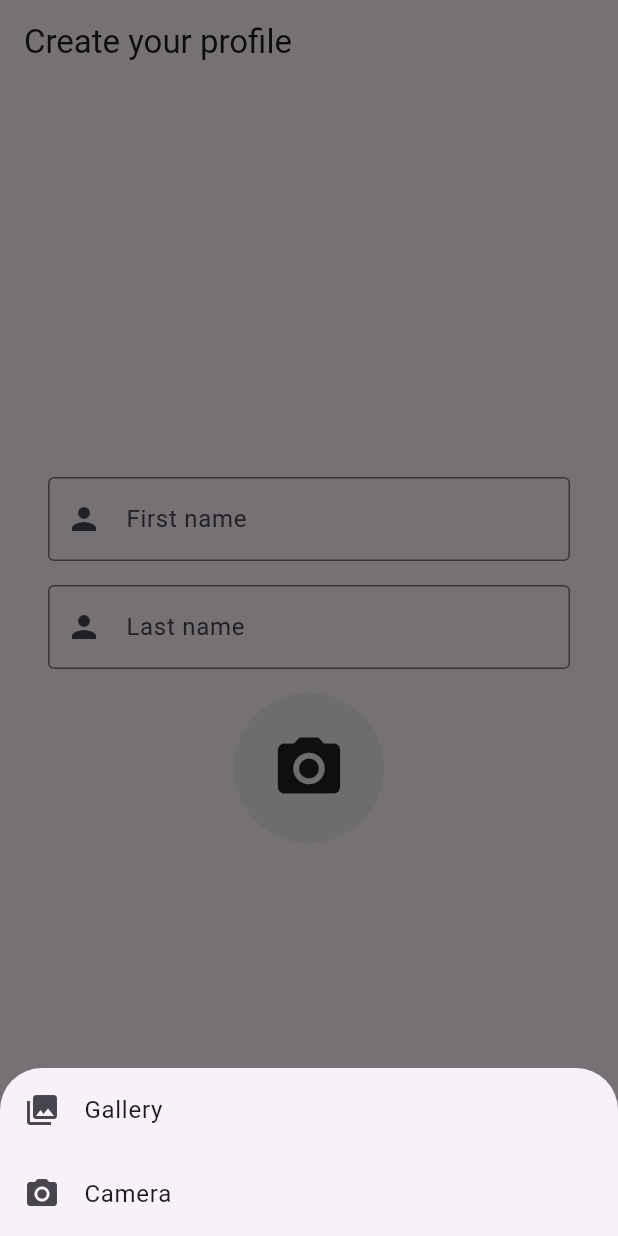
After one commit to armaan65/segpfull, a Flutter app: the CreateProfile screen opened directly, after a tap on the "camera alt" icon, on a phone screen of 412 x 824 dp. The commit adds this screen. Run offline on Flutter 3.47's test engine with Material 3 defaults, Android fonts, the light colour scheme and no system bars; our stand-ins replace appwrite, flutter_svg, image_picker.

Commit message:
Added profile page

```diff
--- /dev/null
+++ b/lib/screens/create_profile.dart
@@ -0,0 +1,136 @@
+import 'package:flutter/material.dart';
+import 'package:segpnew/screens/chat.dart';
+import 'package:appwrite/appwrite.dart';
+import 'package:segpnew/appwrite/auth_api.dart';
+import 'package:segpnew/screens/login_page.dart';
+import 'package:segpnew/screens/register_page.dart';
+import 'package:flutter/material.dart';
+import 'package:flutter_svg/flutter_svg.dart';
+import 'package:provider/provider.dart';
+import 'package:image_picker/image_picker.dart';
+import 'dart:io';
+
+class CreateProfile extends StatefulWidget {
+  const CreateProfile({Key? key}) : super(key:key);
+
+  @override
+  _CreateProfileState createState() => _CreateProfileState();
+}
+
+class _CreateProfileState extends State<CreateProfile> {
+  final firstNameController = TextEditingController();
+  final lastNameController = TextEditingController();
+  File? profileImage;
+
+  @override
+  Widget build(BuildContext context){
+    return Scaffold(
+      appBar: AppBar(
+        title: const Text('Create your profile'),
+      ),
+      body: Center(
+        child: Padding(
+          padding: const EdgeInsets.all(32.0),
+          child: Column(
+            mainAxisAlignment: MainAxisAlignment.center,
+            crossAxisAlignment: CrossAxisAlignment.stretch,
+            children: [
+              TextField(
+                controller: firstNameController,
+                decoration: const InputDecoration(
+                  labelText: 'First name',
+                  border: OutlineInputBorder(),
+                  prefixIcon: Icon(Icons.person),
+                ),
+              ),
+
+              const SizedBox(height: 16),
+              TextField(
+                controller: lastNameController,
+                decoration: const InputDecoration(
+                  labelText: 'Last name',
+                  border: OutlineInputBorder(),
+                  prefixIcon: Icon(Icons.person),
+                ),
+              ),
+
+              const SizedBox(height: 16),
+
+              //Image picker widget
+              GestureDetector(
+                onTap: () async{
+                  final ImagePicker _picker = ImagePicker();
+                  //Show two options Gallery and Camera
+                  await showModalBottomSheet(
+                    context: context,
+                    builder: (context){
+                      return Wrap(
+                        children: [
+                          ListTile(
+                            leading: const Icon(Icons.photo_library),
+                            title: const Text('Gallery'),
+                            onTap: () async {
+                              //Get image from gallery
+                              final XFile? xfile = await _picker.pickImage(source: ImageSource.gallery);
+                              //Convert XFile into file
+                              final File? file = xfile != null ? File(xfile.path) : null;
+                              //Assign image to profileImage
+                              setState(() {
+                                profileImage = file;
+                              });
+                              Navigator.pop(context);
+                            },
+                          ),
+                          ListTile(
+                            leading: const Icon(Icons.camera_alt),
+                            title: const Text('Camera'),
+                            onTap: () async {
+                              //Get image from camera
+                              final XFile? xfile = await _picker.pickImage(source: ImageSource.camera);
+                              final File? file = xfile != null? File(xfile.path) : null;
+                              //Assign image to profileImage
+                              setState(() {
+                                profileImage = file;
+                              });
+                              Navigator.pop(context);
+                            },
+                          ),
+                        ],
+                      );
+                    },
+                    );
+                },
+
+                  child: Container(
+                    height: 100,
+                    width: 100,
+                    decoration: BoxDecoration(
+                      shape: BoxShape.circle,
+                      color: Colors.grey[200],
+                    ),
+                    child: profileImage != null
+                    ? ClipOval(
+                      child: Image.file(
+                        profileImage!,
+                        fit: BoxFit.cover,
+                      ),
+                    )
+                    : const Icon(
+                      Icons.camera_alt,
+                      size: 50,
+                      ),
+                    ),
+
+
+              )
+
+
+
+            ],
+          ),
+        ),
+      ),
+    );
+  }
+
+}
--- a/lib/screens/register_page.dart
+++ b/lib/screens/register_page.dart
@@ -2,6 +2,7 @@ import 'package:flutter/material.dart';
 import 'package:segpnew/screens/chat.dart';
 import 'package:appwrite/appwrite.dart';
 import 'package:segpnew/appwrite/auth_api.dart';
+import 'package:segpnew/screens/create_profile.dart';
 import 'package:segpnew/screens/login_page.dart';
 import 'package:segpnew/screens/register_page.dart';
 import 'package:flutter/material.dart';
@@ -42,7 +43,7 @@ class _RegisterPageState extends State<RegisterPage> {
       Navigator.pop(context);
       const snackbar = SnackBar(content: Text('Account created!'));
       ScaffoldMessenger.of(context).showSnackBar(snackbar);
-      Navigator.pushReplacement(context, MaterialPageRoute(builder: (context) => LoginPage()));
+      Navigator.pushReplacement(context, MaterialPageRoute(builder: (context) => CreateProfile()));
     } on AppwriteException catch (e) {
       Navigator.pop(context);
       showAlert(title: 'Account creation failed', text: e.message.toString());
```
